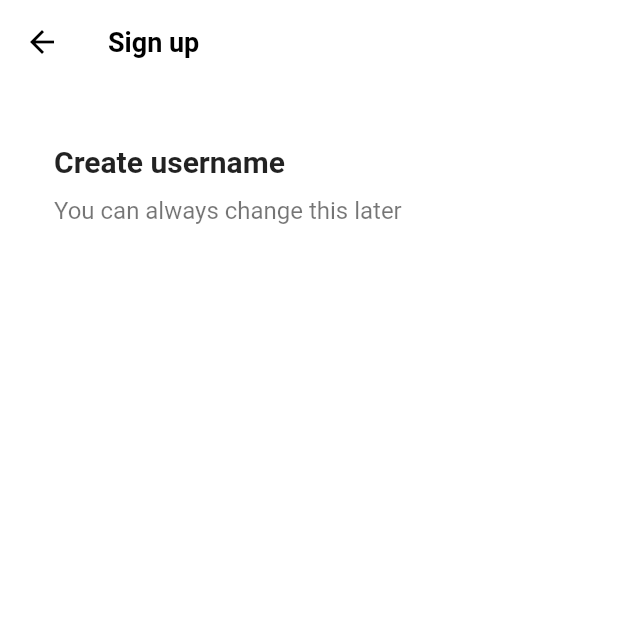
After one commit to tnsgud/tiktok-clone, a Flutter app: the screen it shows after launch, after a tap on "Use email & password", on a phone screen of 412 x 824 dp, the top half of it. The commit adds this screen. Run offline on Flutter 3.47's test engine with Material 2 defaults, Android fonts, the light colour scheme and no system bars; our stand-ins replace font_awesome_flutter.

Commit message:
feat: add action in authButton

```diff
--- /dev/null
+++ b/lib/features/authentication/email_screen.dart
@@ -0,0 +1,40 @@
+import 'package:flutter/material.dart';
+import 'package:tiktok_clone/constants/gaps.dart';
+import 'package:tiktok_clone/constants/sizes.dart';
+
+class EmailScreen extends StatelessWidget {
+  const EmailScreen({super.key});
+
+  @override
+  Widget build(BuildContext context) {
+    return Scaffold(
+      appBar: AppBar(
+        title: const Text('Sign up'),
+      ),
+      body: Padding(
+        padding: const EdgeInsets.symmetric(horizontal: Sizes.size36),
+        child: Column(
+          crossAxisAlignment: CrossAxisAlignment.start,
+          children: const [
+            Gaps.v40,
+            Text(
+              'Create username',
+              style: TextStyle(
+                fontSize: Sizes.size20,
+                fontWeight: FontWeight.w600,
+              ),
+            ),
+            Gaps.v12,
+            Text(
+              'You can always change this later',
+              style: TextStyle(
+                fontSize: Sizes.size16,
+                color: Colors.black54,
+              ),
+            ),
+          ],
+        ),
+      ),
+    );
+  }
+}
--- a/lib/features/authentication/login_screen.dart
+++ b/lib/features/authentication/login_screen.dart
@@ -7,7 +7,7 @@
 class LoginScreen extends StatelessWidget {
   const LoginScreen({super.key});
 
-  void onSignUpTap(BuildContext context) {
+  void _onSignUpTap(BuildContext context) {
     Navigator.of(context).pop();
   }
 
@@ -52,7 +52,7 @@
       ),
       bottomNavigationBar: BottomAppBar(
         elevation: 2,
-        color: Colors.grey.shade100,
+        color: Colors.grey.shade50,
         child: Padding(
           padding: const EdgeInsets.symmetric(vertical: Sizes.size32),
           child: Row(
@@ -61,7 +61,7 @@
               const Text("Don't have an account?"),
               Gaps.h5,
               GestureDetector(
-                onTap: () => onSignUpTap(context),
+                onTap: () => _onSignUpTap(context),
                 child: Text(
                   'Sign up',
                   style: TextStyle(
--- a/lib/features/authentication/sign_up_screen.dart
+++ b/lib/features/authentication/sign_up_screen.dart
@@ -2,16 +2,25 @@
 import 'package:font_awesome_flutter/font_awesome_flutter.dart';
 import 'package:tiktok_clone/constants/gaps.dart';
 import 'package:tiktok_clone/constants/sizes.dart';
+import 'package:tiktok_clone/features/authentication/email_screen.dart';
 import 'package:tiktok_clone/features/authentication/widgets/auth_button.dart';
 import 'login_screen.dart';
 
 class SignUpScreen extends StatelessWidget {
   const SignUpScreen({super.key});
 
-  void onLoginTap(BuildContext context) {
+  void _onLoginTap(BuildContext context) {
     Navigator.of(context).push(
       MaterialPageRoute(
         builder: (context) => const LoginScreen(),
+      ),
+    );
+  }
+
+  void _onEmailTap(BuildContext context) {
+    Navigator.of(context).push(
+      MaterialPageRoute(
+        builder: (context) => const EmailScreen(),
       ),
     );
   }
@@ -23,9 +32,9 @@
         child: Padding(
           padding: const EdgeInsets.symmetric(horizontal: Sizes.size40),
           child: Column(
-            children: const [
+            children: [
               Gaps.v80,
-              Text(
+              const Text(
                 'Sign up for TikTok',
                 style: TextStyle(
                   fontSize: Sizes.size28,
@@ -33,7 +42,7 @@
                 ),
               ),
               Gaps.v20,
-              Text(
+              const Text(
                 'Create a profile, follow other accounts, make your own videos, and more.',
                 style: TextStyle(
                   fontSize: Sizes.size16,
@@ -42,12 +51,15 @@
                 textAlign: TextAlign.center,
               ),
               Gaps.v40,
-              AuthButton(
-                icon: FaIcon(FontAwesomeIcons.user),
-                text: 'Use email & password',
+              GestureDetector(
+                onTap: () => _onEmailTap(context),
+                child: const AuthButton(
+                  icon: FaIcon(FontAwesomeIcons.user),
+                  text: 'Use email & password',
+                ),
               ),
               Gaps.v16,
-              AuthButton(
+              const AuthButton(
                 icon: FaIcon(FontAwesomeIcons.apple),
                 text: 'Continue with Google',
               ),
@@ -57,7 +69,7 @@
       ),
       bottomNavigationBar: BottomAppBar(
         elevation: 2,
-        color: Colors.grey.shade100,
+        color: Colors.grey.shade50,
         child: Padding(
           padding: const EdgeInsets.symmetric(vertical: Sizes.size32),
           child: Row(
@@ -66,7 +78,7 @@
               const Text('Already have an account?'),
               Gaps.h5,
               GestureDetector(
-                onTap: () => onLoginTap(context),
+                onTap: () => _onLoginTap(context),
                 child: Text(
                   'Log in',
                   style: TextStyle(
--- a/lib/main.dart
+++ b/lib/main.dart
@@ -1,5 +1,7 @@
 import 'package:flutter/material.dart';
 import 'package:tiktok_clone/features/authentication/sign_up_screen.dart';
+
+import 'constants/sizes.dart';
 
 void main() {
   runApp(const TikTokApp());
@@ -13,7 +15,18 @@
     return MaterialApp(
       title: 'TikTok Clone',
       theme: ThemeData(
+        scaffoldBackgroundColor: Colors.white,
         primaryColor: const Color(0xffe9435a),
+        appBarTheme: const AppBarTheme(
+          foregroundColor: Colors.black,
+          backgroundColor: Colors.white,
+          elevation: 0,
+          titleTextStyle: TextStyle(
+            color: Colors.black,
+            fontSize: Sizes.size16 + Sizes.size2,
+            fontWeight: FontWeight.w600,
+          ),
+        ),
       ),
       home: const SignUpScreen(),
     );
```
Also changed, not shown: lib/features/authentication/username_screen.dart (added).
